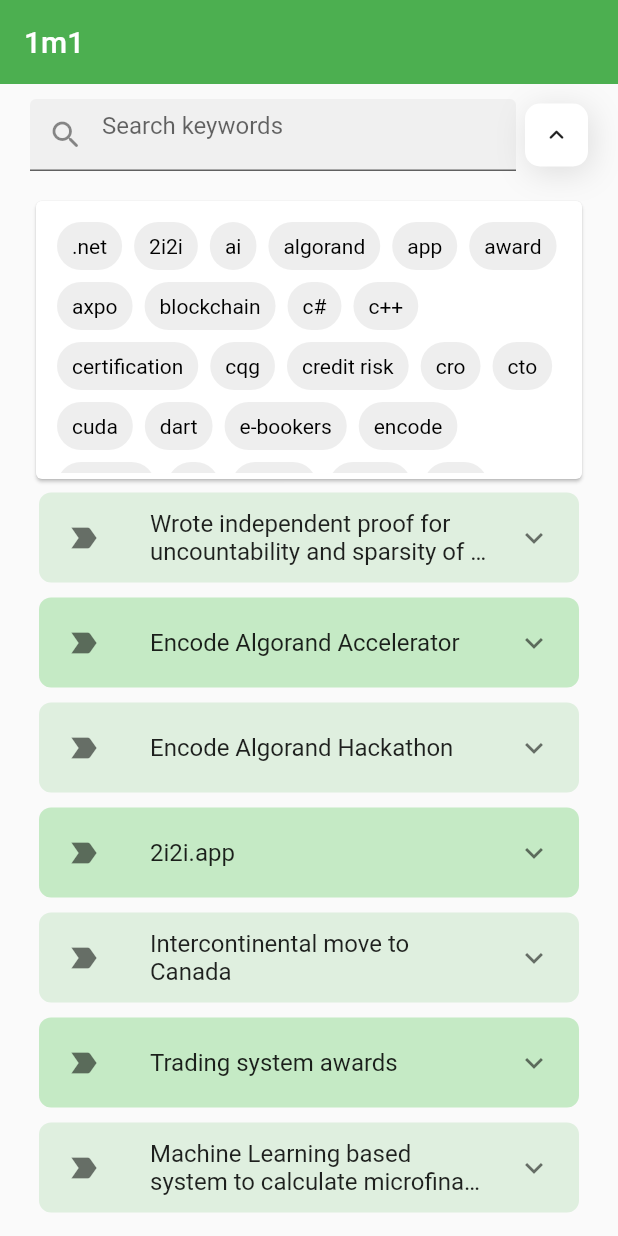
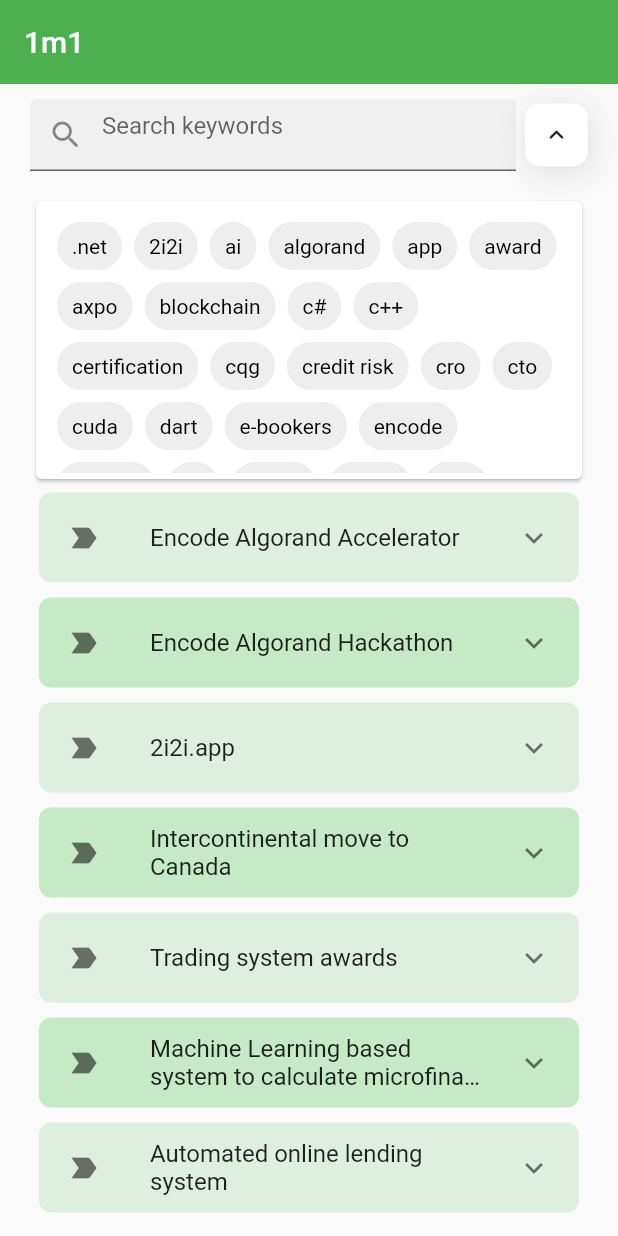
Before and after one commit to 1m1-github/itemz, a Flutter app: the screen it shows after launch, after a tap on the "keyboard arrow down" icon, on a phone screen of 412 x 824 dp. Run offline on Flutter 3.47's test engine with Material 2 defaults, Android fonts, the phone set to English and light mode, and no system bars; drawn by our look-alikes of expansion_tile_card; our stand-ins replace flutter_riverpod, flutter_styled_toast.

Commit message:
cantor ts

```diff
--- a/lib/cv_provider.dart
+++ b/lib/cv_provider.dart
@@ -485,7 +485,7 @@
 Relevantly, this entry provides an anchor in time to contextualize the other successes.
             '''),
     const SuccessData(
-        title: 'Wrote independent proof for uncountability and sparsity of the Cantor set', timestamp: 1639681891, tags: ['math', 'research'], description: '''
+        title: 'Wrote independent proof for uncountability and sparsity of the Cantor set', timestamp: 1038771048, tags: ['math', 'research'], description: '''
           In my 2nd year at Humboldt Universität zu Berlin, Prof. Naumann showed us an advanced proof for the uncountability and 0 Lebueque measure of the Cantor set.
           He remarked that he did not know of any elementary proof for this statement and that this was surprising. I took the challenge and produced an elementary proof after 2 months of thinking.
           Prof. Naumann was impressed and decided to co-publish and name the central function used after my name. Before publishing, for due diligence, Prof. Naumann checked whether this proof was really novel.
--- a/lib/main.dart
+++ b/lib/main.dart
@@ -1,3 +1,6 @@
+// flutter build web
+// firebase deploy --only hosting
+
 import 'package:cv/cv_page.dart';
 import 'package:flutter/material.dart';
 import 'package:flutter_riverpod/flutter_riverpod.dart';
```
Also changed, not shown: pubspec.lock, 2 other files.
